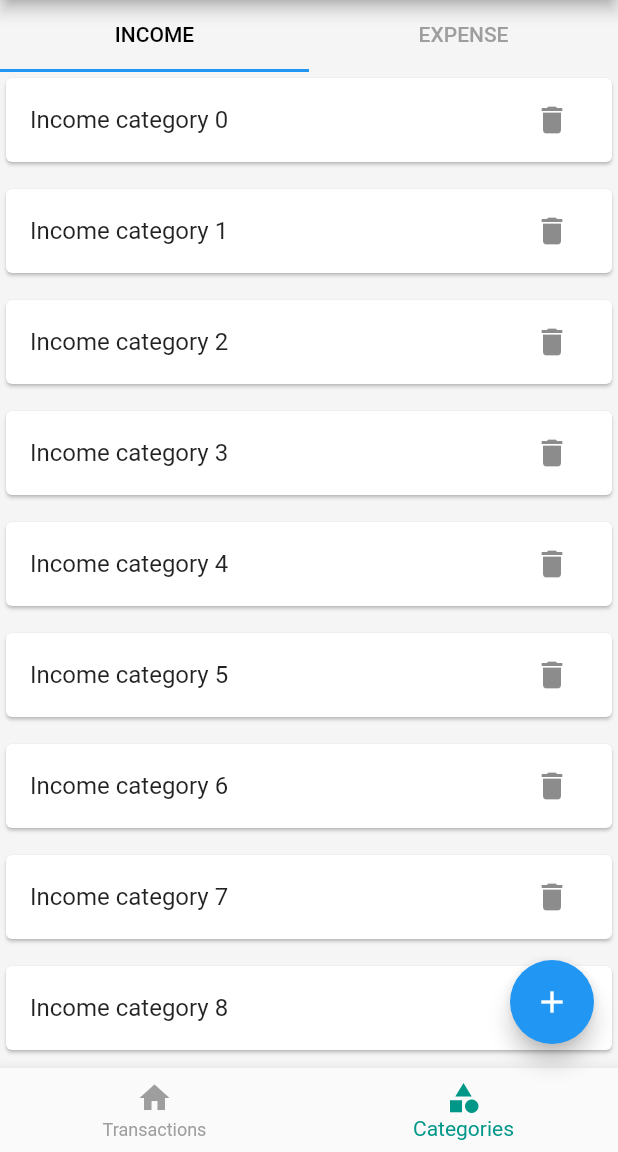
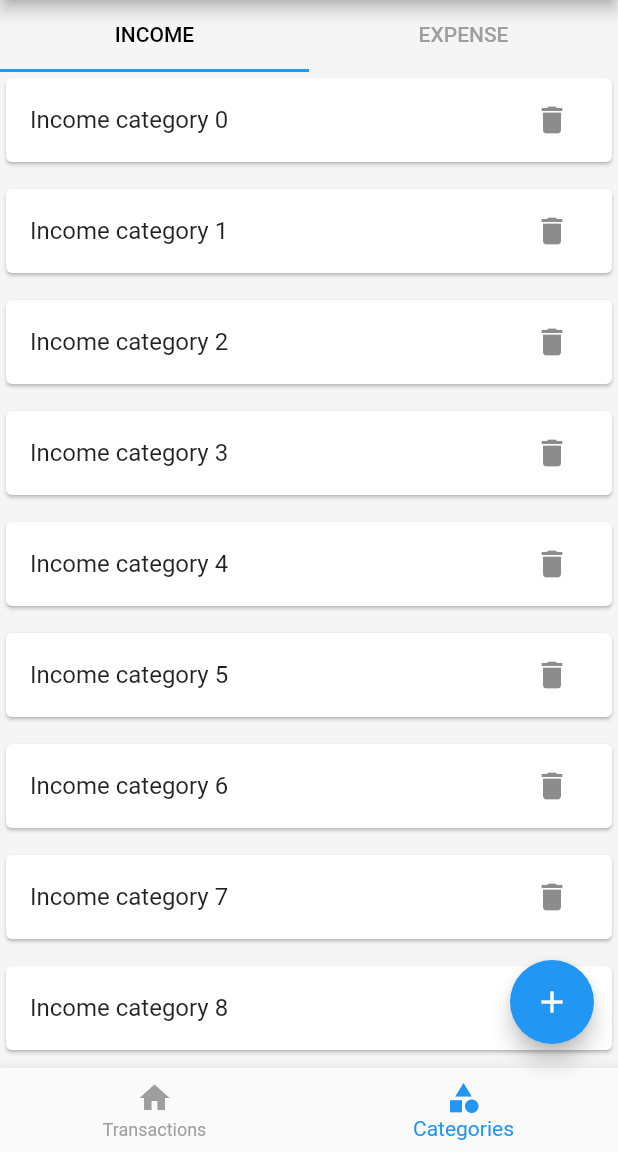
Before and after one commit to samadpr/Flutter_class_all, a Flutter app: the screen it shows after launch, item 2 of the bottom bar chosen, after a tap on the "add" icon, on a phone screen of 412 x 824 dp, the part 84-1236 px from its top. Run offline on Flutter 3.47's test engine with Material 2 defaults, Android fonts, the phone set to English and light mode, and no system bars; our stand-ins replace hive, hive_flutter, shared_preferences; accounts and stored records are empty.

Commit message:
3rd class started

```diff
--- a/money_manager/lib/db/category/category_db.dart
+++ b/money_manager/lib/db/category/category_db.dart
@@ -1,11 +1,24 @@
+import 'package:hive_flutter/adapters.dart';
+
 import '../../models/category/category_model.dart';
 
+const CATEGORY_DB_NAME = 'category-database';
+
 abstract class CategoryDbFunctions {
-  // List<CategoryModel> getCategories();
+  Future<List<CategoryModel>> getCategories();
   Future<void> insertCategory(CategoryModel value);
 }
 
 class CategoryDB implements CategoryDbFunctions {
   @override
-  Future<void> insertCategory(CategoryModel value) async {}
+  Future<void> insertCategory(CategoryModel value) async {
+    final _categoryDB = await Hive.openBox<CategoryModel>(CATEGORY_DB_NAME);
+    await _categoryDB.add(value);
+  }
+
+  @override
+  Future<List<CategoryModel>> getCategories() async {
+    final _categoryDB = await Hive.openBox<CategoryModel>(CATEGORY_DB_NAME);
+    return _categoryDB.values.toList();
+  }
 }
--- a/money_manager/lib/main.dart
+++ b/money_manager/lib/main.dart
@@ -1,7 +1,19 @@
 import 'package:flutter/material.dart';
+import 'package:hive_flutter/adapters.dart';
+import 'package:money_manager/models/category/category_model.dart';
 import 'package:money_manager/screens/home/screen_home.dart';
 
-void main() {
+Future<void> main() async {
+  WidgetsFlutterBinding.ensureInitialized();
+  await Hive.initFlutter();
+
+  if (!Hive.isAdapterRegistered(CategoryTypeAdapter().typeId)) {
+    Hive.registerAdapter(CategoryTypeAdapter());
+  }
+
+  if (!Hive.isAdapterRegistered(CategoryModelAdapter().typeId)) {
+    Hive.registerAdapter(CategoryModelAdapter());
+  }
   runApp(const MyApp());
 }
 
--- a/money_manager/lib/models/category/category_model.dart
+++ b/money_manager/lib/models/category/category_model.dart
@@ -1,8 +1,12 @@
 import 'package:hive_flutter/adapters.dart';
 part 'category_model.g.dart';
 
+@HiveType(typeId: 2)
 enum CategoryType {
+  @HiveField(0)
   income,
+
+  @HiveField(1)
   expense,
 }
 
@@ -26,4 +30,11 @@ class CategoryModel {
     required this.type,
     this.isDeleted = false,
   });
+
+  @override
+  String toString() {
+    return '{$name $type}';
+
+  }
+
 }
--- a/money_manager/lib/screens/category/screen_category.dart
+++ b/money_manager/lib/screens/category/screen_category.dart
@@ -1,6 +1,7 @@
 // ignore_for_file: prefer_const_literals_to_create_immutables, prefer_const_constructors
 
 import 'package:flutter/material.dart';
+import 'package:money_manager/db/category/category_db.dart';
 import 'package:money_manager/screens/category/expense_category_list.dart';
 import 'package:money_manager/screens/category/income_category_list.dart';
 
@@ -18,6 +19,10 @@ class _ScreenCategoryState extends State<ScreenCategory>
   @override
   void initState() {
     _tabController = TabController(length: 2, vsync: this);
+    CategoryDB().getCategories().then((value) {
+      print('Category get');
+      print(value.toString());
+    });
     super.initState();
   }
 
--- a/money_manager/lib/screens/home/screen_home.dart
+++ b/money_manager/lib/screens/home/screen_home.dart
@@ -1,4 +1,6 @@
 import 'package:flutter/material.dart';
+import 'package:money_manager/db/category/category_db.dart';
+import 'package:money_manager/models/category/category_model.dart';
 import 'package:money_manager/screens/category/screen_category.dart';
 import 'package:money_manager/screens/home/widgets/bottom_navigation.dart';
 import 'package:money_manager/screens/transactions/screen_transaction.dart';
@@ -33,6 +35,12 @@ class ScreenHome extends StatelessWidget {
             print('add Transactions');
           } else {
             print('add category');
+            final _sample = CategoryModel(
+              id: DateTime.now().millisecondsSinceEpoch.toString(),
+              name: 'Travel',
+              type: CategoryType.expense,
+            );
+            CategoryDB().insertCategory(_sample);
           }
         },
         child: Icon(Icons.add),
--- a/money_manager/lib/screens/home/widgets/bottom_navigation.dart
+++ b/money_manager/lib/screens/home/widgets/bottom_navigation.dart
@@ -10,7 +10,7 @@ class MoneyManagerBottomNavigation extends StatelessWidget {
       valueListenable: ScreenHome.SelectedIndexNotifire,
       builder: (BuildContext ctx, int updatedIndex, Widget? _) {
         return BottomNavigationBar(
-          selectedItemColor: Colors.teal,
+          selectedItemColor: Colors.blue,
           unselectedItemColor: Colors.grey,
           currentIndex: updatedIndex,
           onTap: (newIndex) {
```
Also changed, not shown: money_manager/lib/models/category/category_model.g.dart.
